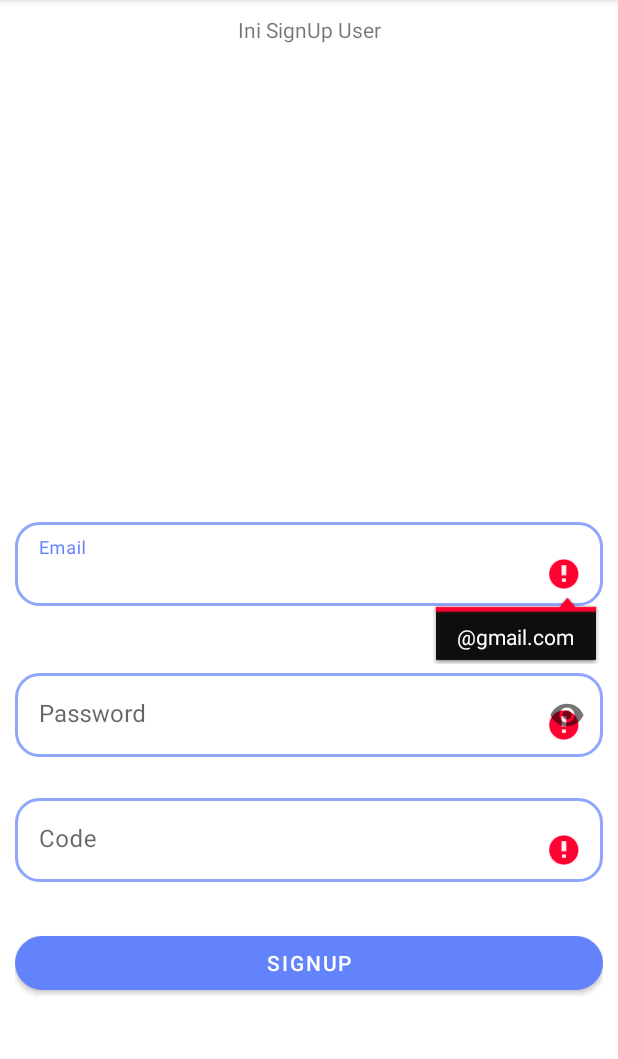
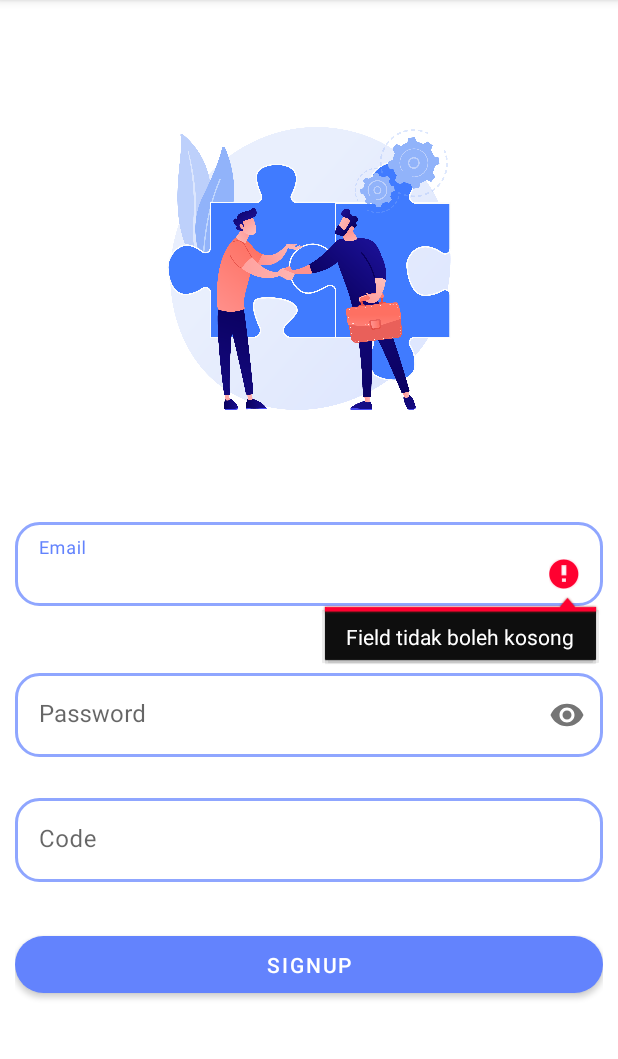
Before and after one commit to ditocpp/Aplikasi-Perizinan-Staff, an Android app: the SignupActivity screen opened directly, with no data from a screen before it, after a tap on "SIGNUP", on a phone screen of 412 x 824 dp, the part 84-1143 px from its top. Run offline under Robolectric (Android 15) with nearby library versions, the phone set to English and light mode, and no system bars; our stand-ins replace Firebase (no records; nobody signed in at launch, a user with empty details on screens opened directly).

Commit message:
Commit ini merupakan merubah dan menambahkan tampilan dari activity_first.xml hingga ke activity_first.xml, dan juga memperbaiki sistem Login dan SignUp yang masih manual menggunakan Email Pattern dan diganti menjadi email pattern yang telah disediakan oleh lib

```diff
--- a/app/src/main/java/com/example/myfinalproject_capstone/LoginActivity.kt
+++ b/app/src/main/java/com/example/myfinalproject_capstone/LoginActivity.kt
@@ -16,7 +16,6 @@ class LoginActivity : AppCompatActivity(), View.OnClickListener {
     companion object {
         private const val FIELD_IS_NOT_VALID = "Email tidak valid"
         private const val FIELD_REQUIRED = "Field tidak boleh kosong"
-        private const val FIELD_WRONG = "Email atau Password salah"
     }
 
     override fun onCreate(savedInstanceState: Bundle?) {
--- a/app/src/main/java/com/example/myfinalproject_capstone/SignupActivity.kt
+++ b/app/src/main/java/com/example/myfinalproject_capstone/SignupActivity.kt
@@ -14,7 +14,11 @@ class SignupActivity : AppCompatActivity(), View.OnClickListener {
 
     private var binding: ActivitySignupBinding? = null
     private var database: DatabaseReference? = null
-    private val emailPattern = "[a-zA-Z0-9._-]+@[a-z]+\\.+[a-z]+"
+
+    companion object {
+        private const val FIELD_IS_NOT_VALID = "Email tidak valid"
+        private const val FIELD_REQUIRED = "Field tidak boleh kosong"
+    }
 
     override fun onCreate(savedInstanceState: Bundle?) {
         super.onCreate(savedInstanceState)
@@ -26,29 +30,37 @@ class SignupActivity : AppCompatActivity(), View.OnClickListener {
     }
 
     override fun onClick(v: View?) {
-        val msg_email: String = binding?.etEmail?.text.toString()
-        val msg_password: String = binding?.etPassword?.text.toString()
-        val msg_code: String = binding?.etCode?.text.toString()
+        val msg_email: String = binding?.etEmail?.text.toString().trim()
+        val msg_password: String = binding?.etPassword?.text.toString().trim()
+        val msg_code: String = binding?.etCode?.text.toString().trim()
 
-        if (msg_email.trim().isEmpty()) {
-            binding?.etEmail?.error = "Required"
-            Toast.makeText(applicationContext, "User Name Required", Toast.LENGTH_SHORT).show()
+        if (msg_email.isEmpty()) {
+            binding?.etEmail?.error = FIELD_REQUIRED
+            return
         }
-        if (msg_password.trim().isEmpty()) {
-            binding?.etPassword?.error = "Required"
-            Toast.makeText(applicationContext, "Password Required", Toast.LENGTH_SHORT).show()
+        if (msg_password.isEmpty()){
+            binding?.etPassword?.error = FIELD_REQUIRED
+            return
         }
-        if (msg_code.trim().isEmpty()) {
-            binding?.etCode?.error = "Required"
-            Toast.makeText(applicationContext, "Code Required", Toast.LENGTH_SHORT).show()
+        if (msg_code.isEmpty()) {
+            binding?.etCode?.error = FIELD_REQUIRED
+            return
         }
 
-        if (msg_email.matches(emailPattern.toRegex())) {
-            connectDatabase(msg_email, msg_password, msg_code)
+        if (isValidEmail(msg_email)) {
+            try {
+                connectDatabase(msg_email, msg_password, msg_code)
+            } catch (ex: Exception) {
+                Toast.makeText(applicationContext, "Connection Failed", Toast.LENGTH_SHORT).show()
+            }
         } else {
-            binding?.etEmail?.error = "@gmail.com"
-            Toast.makeText(applicationContext, "email not valid", Toast.LENGTH_SHORT).show()
+            binding?.etEmail?.error = FIELD_IS_NOT_VALID
+            return
         }
+    }
+
+    private fun isValidEmail(email: CharSequence): Boolean {
+        return android.util.Patterns.EMAIL_ADDRESS.matcher(email).matches()
     }
 
     private fun connectDatabase(msg_email: String, msg_password: String, msg_code: String) {
--- a/app/src/main/java/com/example/myfinalproject_capstone/adapter/LetterAdapter.kt
+++ b/app/src/main/java/com/example/myfinalproject_capstone/adapter/LetterAdapter.kt
@@ -3,7 +3,6 @@ package com.example.myfinalproject_capstone.adapter
 import android.view.LayoutInflater
 import android.view.ViewGroup
 import androidx.recyclerview.widget.RecyclerView
-import com.bumptech.glide.Glide
 import com.example.myfinalproject_capstone.databinding.ItemLetterBinding
 import com.example.myfinalproject_capstone.entity.Letter
 import kotlin.collections.ArrayList
--- a/app/src/main/res/layout/activity_signup.xml
+++ b/app/src/main/res/layout/activity_signup.xml
@@ -7,6 +7,15 @@
     android:padding="10dp"
     tools:context=".SignupActivity">
 
+    <ImageView
+        android:layout_width="wrap_content"
+        android:layout_height="250dp"
+        android:src="@drawable/signup_staff"
+        app:layout_constraintBottom_toTopOf="@+id/etEmailLayout"
+        app:layout_constraintEnd_toEndOf="parent"
+        app:layout_constraintStart_toStartOf="parent"
+        app:layout_constraintTop_toTopOf="parent" />
+
     <com.google.android.material.textfield.TextInputLayout
         android:id="@+id/etEmailLayout"
         style="@style/EditTextGeneral"
@@ -15,6 +24,7 @@
         app:layout_constraintEnd_toEndOf="parent"
         app:layout_constraintStart_toStartOf="parent"
         app:layout_constraintTop_toTopOf="parent">
+
         <EditText
             android:id="@+id/et_Email"
             style="@style/EditTextGeneral"
@@ -73,13 +83,4 @@
         app:layout_constraintTop_toBottomOf="@+id/etCodeLayout"
         app:layout_constraintVertical_bias="0.0" />
 
-    <TextView
-        android:id="@+id/textView4"
-        android:layout_width="wrap_content"
-        android:layout_height="wrap_content"
-        android:text="Ini SignUp User"
-        app:layout_constraintEnd_toEndOf="parent"
-        app:layout_constraintStart_toStartOf="parent"
-        tools:layout_editor_absoluteY="226dp" />
-
 </androidx.constraintlayout.widget.ConstraintLayout>
--- a/app/src/main/res/values/themes.xml
+++ b/app/src/main/res/values/themes.xml
@@ -16,7 +16,7 @@
 
     <style name="ButtonGeneral">
         <item name="android:layout_width">match_parent</item>
-        <item name="android:layout_height">wrap_content</item>
+        <item name="android:layout_height">50dp</item>
         <item name="cornerRadius">20dp</item>
     </style>
 
```
Also changed, not shown: app/src/main/java/com/example/myfinalproject_capstone/SignupCompanyActivity.kt (+25 -11 lines), app/src/main/res/layout/activity_first.xml (+8 -8 lines), app/src/main/res/layout/activity_login.xml (+10 -21 lines), app/src/main/res/layout/activity_signup_company.xml (+9 -9 lines), app/src/main/res/drawable-v24/login.png (added), app/src/main/res/drawable-v24/signup_company.png (added), app/src/main/res/drawable-v24/signup_staff.png (added).
